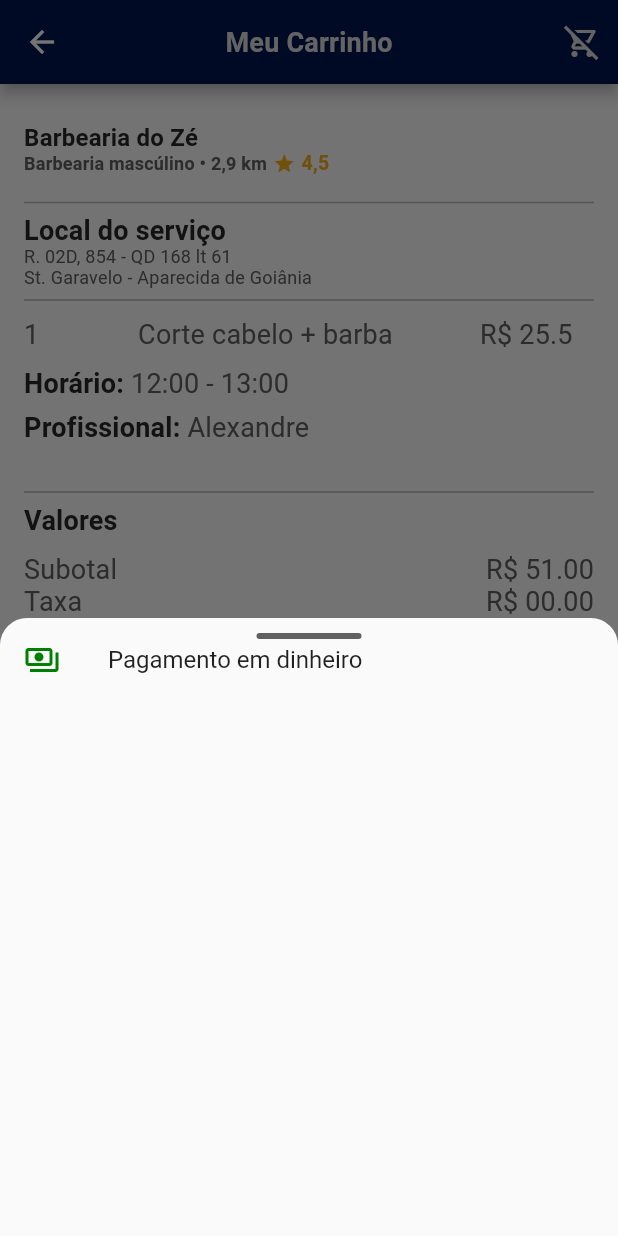
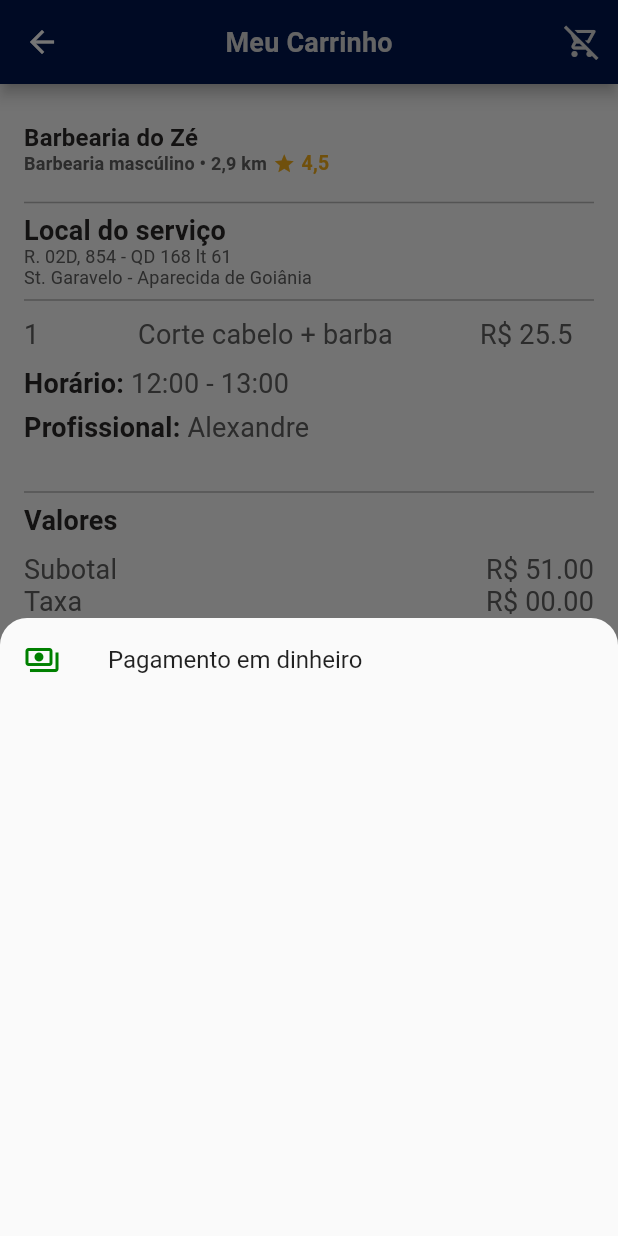
Before and after one commit to Bilson15/Wapper, a Flutter app: the CartPage screen opened by its route, after a tap on "Selecione", on a phone screen of 412 x 824 dp. Run offline on Flutter 3.47's test engine with Material 2 defaults, Android fonts, the phone set to English and light mode, and no system bars; our stand-ins replace dropdown_search, flutter_rating_bar, get, lottie, mask_text_input_formatter; network calls fail; statements that could not run were skipped.

Commit message:
fix: bugs

```diff
--- a/lib/app/routes/app_routes.dart
+++ b/lib/app/routes/app_routes.dart
@@ -9,6 +9,7 @@ import 'package:wapper/app/ui/info_parceiro/view/info_parceiro.dart';
 import 'package:wapper/app/ui/info_pedido/view/info_pedido.dart';
 import 'package:wapper/app/ui/loading/view/loading_view.dart';
 import 'package:wapper/app/ui/login_page/view/login.dart';
+import 'package:wapper/app/ui/root/binding/binding_root.dart';
 import 'package:wapper/app/ui/root/view/root.dart';
 import 'package:wapper/app/ui/search_page.dart/view/search_page.dart';
 import 'package:wapper/app/ui/service_parceiro/view/service_parceiro.dart';
@@ -49,6 +50,7 @@ class AppRoutes {
       page: () => Root(
         index: int.parse(Get.parameters['index']!),
       ),
+      binding: RootBinding(),
     ),
     GetPage(
       name: '/app-configuration',
--- a/lib/app/ui/cart_page/view/cart_page.dart
+++ b/lib/app/ui/cart_page/view/cart_page.dart
@@ -245,9 +245,7 @@ class CartPage extends StatelessWidget {
                                   ),
                                   elevation: 0,
                                   builder: (BuildContext context) {
-                                    return Stack(
-                                      children: [
-                                        Container(
+                                    return Container(
                                       height: Get.height / 2,
                                       child: ListView.builder(
                                         itemCount: 1,
@@ -265,24 +263,6 @@ class CartPage extends StatelessWidget {
                                           );
                                         }),
                                       ),
-                                        ),
-                                        Row(
-                                          mainAxisAlignment: MainAxisAlignment.center,
-                                          children: [
-                                            Container(
-                                              margin: EdgeInsets.only(top: 10),
-                                              height: 4,
-                                              width: 70,
-                                              decoration: BoxDecoration(
-                                                color: cinzaPadrao,
-                                                borderRadius: BorderRadius.all(
-                                                  Radius.circular(20),
-                                                ),
-                                              ),
-                                            ),
-                                          ],
-                                        ),
-                                      ],
                                     );
                                   });
                             },
--- a/lib/app/ui/home_page/view/home_page.dart
+++ b/lib/app/ui/home_page/view/home_page.dart
@@ -11,7 +11,7 @@ class HomePage extends StatelessWidget {
 
   @override
   Widget build(BuildContext context) {
-    final controller = Get.put(HomeController());
+    final controller = Get.find<HomeController>(tag: 'home_controller');
     return Scaffold(
       body: Column(
         children: [
--- a/lib/app/ui/root/controller/root_controller.dart
+++ b/lib/app/ui/root/controller/root_controller.dart
@@ -7,7 +7,6 @@ import 'package:wapper/app/ui/user_settings/view/user_settings.dart';
 
 class RootController extends GetxController {
   final currentIndex = 0.obs;
-
   final List<Widget> pages = [
     const HomePage(),
     const SearchPage(),
--- a/lib/app/ui/root/view/root.dart
+++ b/lib/app/ui/root/view/root.dart
@@ -10,7 +10,7 @@ class Root extends StatelessWidget {
 
   @override
   Widget build(BuildContext context) {
-    final controller = Get.put(RootController());
+    final controller = Get.find<RootController>(tag: 'root_controller');
     WidgetsBinding.instance.addPostFrameCallback((_) {
       if (index != null) controller.currentIndex(index);
     });
--- a/lib/main.dart
+++ b/lib/main.dart
@@ -1,5 +1,5 @@
 import 'package:flutter/material.dart';
-import 'package:get/route_manager.dart';
+import 'package:get/get.dart';
 import 'package:wapper/app/routes/app_routes.dart';
 import 'package:wapper/app/ui/theme/styles.dart';
 
--- a/pubspec.yaml
+++ b/pubspec.yaml
@@ -34,7 +34,7 @@ dependencies:
   # The following adds the Cupertino Icons font to your application.
   # Use with the CupertinoIcons class for iOS style icons.
   cupertino_icons: ^1.0.2
-  get: ^4.6.3
+  get: ^4.6.5
   flutter_native_splash: ^2.1.6
   google_fonts: ^2.3.2
   dropdown_search: ^2.0.1
```
Also changed, not shown: lib/app/ui/root/binding/binding_root.dart (added, +11 -0 lines), lib/app/ui/service_parceiro/view/service_parceiro.dart (+3 -43 lines), pubspec.lock. Lines whose indentation alone changed are shown as unchanged.
